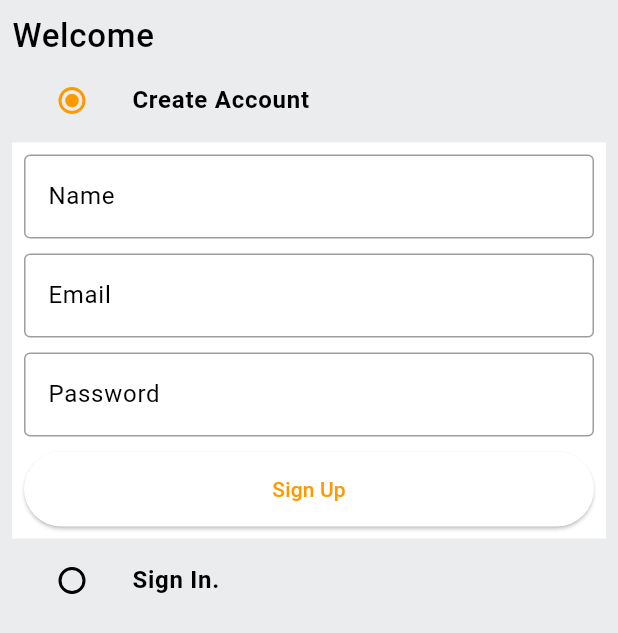
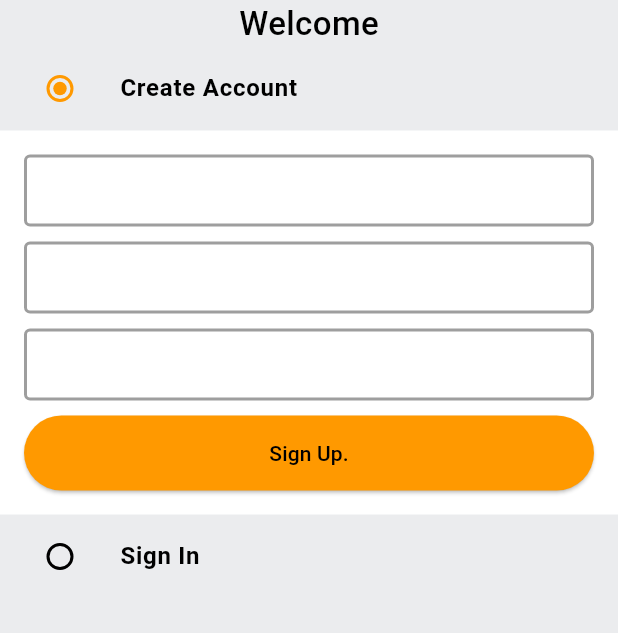
Before and after one commit to ashish10010/amazon_clone, a Flutter app: the screen it shows after launch, on a phone screen of 412 x 824 dp. Shown: the top 633 px of the screen. Run offline on Flutter 3.47's test engine with Material 3 defaults, Android fonts, the phone set to English and light mode, and no system bars.

Commit message:
formatted

```diff
--- a/lib/common/widgets/custom_button.dart
+++ b/lib/common/widgets/custom_button.dart
@@ -1,3 +1,4 @@
+import 'package:amazon_clone/constants/global_variables.dart';
 import 'package:flutter/material.dart';
 
 class CustomButton extends StatelessWidget {
@@ -18,9 +19,14 @@ class CustomButton extends StatelessWidget {
           double.infinity,
           50,
         ),
+        backgroundColor: GlobalVariables.secondaryColor,
+        foregroundColor: GlobalVariables.secondaryColor,
       ),
       child: Text(
         buttonText,
+        style: TextStyle(
+          color: Colors.black,
+        ),
       ),
     );
   }
--- a/lib/common/widgets/custom_textfield.dart
+++ b/lib/common/widgets/custom_textfield.dart
@@ -16,16 +16,6 @@ class CustomTextfield extends StatelessWidget {
       controller: controller,
       decoration: InputDecoration(
         hintText: hinttext,
-        border: const OutlineInputBorder(
-          borderSide: BorderSide(
-            color: Colors.black38,
-          ),
-        ),
-        enabledBorder: const OutlineInputBorder(
-          borderSide: BorderSide(
-            color: Colors.black38,
-          ),
-        ),
       ),
       validator: (value) {
         if (value == null) {
--- a/lib/constants/global_variables.dart
+++ b/lib/constants/global_variables.dart
@@ -1,7 +1,7 @@
 import 'package:flutter/material.dart';
 
 class GlobalVariables {
-   // COLORS
+  // COLORS
   static const appBarGradient = LinearGradient(
     colors: [
       Color.fromARGB(255, 29, 201, 192),
@@ -15,6 +15,8 @@ class GlobalVariables {
   static const Color greyBackgroundCOlor = Color(0xffebecee);
   static var selectedNavBarColor = Colors.cyan[800]!;
   static const unselectedNavBarColor = Colors.black87;
+  static const Color errorColor = Colors.redAccent;
+  static const Color transparentColor = Colors.transparent;
 
   // STATIC IMAGES
   static const List<String> carouselImages = [
--- a/lib/constants/router.dart
+++ b/lib/constants/router.dart
@@ -1,4 +1,4 @@
-import 'package:amazon_clone/features/auth/presentation/auth_page.dart';
+import 'package:amazon_clone/features/auth/presentation/pages/auth_page.dart';
 import 'package:flutter/material.dart';
 
 Route<dynamic> generateRoute(RouteSettings routeSettings) {
--- /dev/null
+++ b/lib/constants/theme.dart
@@ -0,0 +1,37 @@
+import 'package:amazon_clone/constants/global_variables.dart';
+import 'package:flutter/material.dart';
+
+class AppTheme {
+  static _border([Color color = Colors.black38]) {
+    return OutlineInputBorder(
+      borderSide: BorderSide(
+        color: color,
+        width: 2,
+      ),
+    );
+  }
+
+  static final theme = ThemeData(
+    colorScheme: ColorScheme.light(
+      primary: GlobalVariables.secondaryColor,
+    ),
+    scaffoldBackgroundColor: GlobalVariables.greyBackgroundCOlor,
+    appBarTheme: const AppBarTheme(
+      elevation: 0,
+      iconTheme: IconThemeData(
+        color: Colors.black,
+      ),
+    ),
+    inputDecorationTheme: InputDecorationTheme(
+        contentPadding: EdgeInsets.all(10),
+        border: _border(),
+        enabledBorder: _border(),
+        focusedBorder: _border(
+          GlobalVariables.greyBackgroundCOlor,
+        ),
+        errorBorder: _border(
+          GlobalVariables.errorColor,
+        )),
+    useMaterial3: true,
+  );
+}
--- a/lib/features/auth/presentation/auth_page.dart
+++ /dev/null
@@ -1,132 +0,0 @@
-import 'package:amazon_clone/common/widgets/custom_button.dart';
-import 'package:amazon_clone/common/widgets/custom_textfield.dart';
-import 'package:amazon_clone/constants/global_variables.dart';
-import 'package:flutter/material.dart';
-
-enum Auth {
-  signin,
-  signup,
-}
-
-class AuthPage extends StatefulWidget {
-  static const String routeName = '/auth-page';
-  const AuthPage({super.key});
-
-  @override
-  State<AuthPage> createState() => _AuthPageState();
-}
-
-class _AuthPageState extends State<AuthPage> {
-  Auth _auth = Auth.signup;
-
-  final _signupFormKey = GlobalKey<FormState>();
-  final _signinFormKey = GlobalKey<FormState>();
-
-  final TextEditingController _nameController = TextEditingController();
-  final TextEditingController _emailController = TextEditingController();
-  final TextEditingController _passwordController = TextEditingController();
-
-  @override
-  void dispose() {
-    _nameController.dispose();
-    _emailController.dispose();
-    _passwordController.dispose();
-    super.dispose();
-  }
-
-  @override
-  Widget build(BuildContext context) {
-    return Scaffold(
-      // backgroundColor: GlobalVariables.greybackgroundcolor,
-      body: SafeArea(
-          child: Padding(
-        padding: const EdgeInsets.all(8.0),
-        child: Column(
-          crossAxisAlignment: CrossAxisAlignment.start,
-          children: [
-            const Text(
-              'Welcome',
-              style: TextStyle(
-                  fontSize: 22,
-                  fontWeight: FontWeight.w500,
-                  letterSpacing: 0.5),
-            ),
-            ListTile(
-              title: const Text(
-                'Create Account',
-                style: TextStyle(
-                  fontWeight: FontWeight.bold,
-                ),
-              ),
-              leading: Radio(
-                activeColor: GlobalVariables.secondaryColor,
-                value: Auth.signup,
-                groupValue: _auth,
-                onChanged: (Auth? val) {
-                  setState(() {
-                    _auth = val!;
-                  });
-                },
-              ),
-            ),
-            if (_auth == Auth.signup)
-              Container(
-                padding: const EdgeInsets.all(8),
-                color: GlobalVariables.backgroundColor,
-                child: Form(
-                  key: _signupFormKey,
-                  child: Column(
-                    children: [
-                      CustomTextfield(
-                        hinttext: 'Name',
-                        controller: _nameController,
-                      ),
-                      const SizedBox(
-                        height: 10,
-                      ),
-                      CustomTextfield(
-                        hinttext: 'Email',
-                        controller: _emailController,
-                      ),
-                      const SizedBox(
-                        height: 10,
-                      ),
-                      CustomTextfield(
-                        hinttext: 'Password',
-                        controller: _passwordController,
-                      ),
-                      const SizedBox(
-                        height: 10,
-                      ),
-                      CustomButton(
-                        buttonText: 'Sign Up',
-                        ontap: () {},
-                      )
-                    ],
-                  ),
-                ),
-              ),
-            ListTile(
-              title: const Text(
-                'Sign In.',
-                style: TextStyle(
-                  fontWeight: FontWeight.bold,
-                ),
-              ),
-              leading: Radio(
-                activeColor: GlobalVariables.secondaryColor,
-                value: Auth.signin,
-                groupValue: _auth,
-                onChanged: (Auth? val) {
-                  setState(() {
-                    _auth = val!;
-                  });
-                },
-              ),
-            ),
-          ],
-        ),
-      )),
-    );
-  }
-}
--- /dev/null
+++ b/lib/features/auth/presentation/pages/auth_page.dart
@@ -0,0 +1,117 @@
+import 'package:amazon_clone/features/auth/presentation/widgets/auth_form.dart';
+import 'package:amazon_clone/features/auth/presentation/widgets/auth_options.dart';
+import 'package:flutter/material.dart';
+
+enum Auth {
+  signin,
+  signup,
+}
+
+class AuthPage extends StatefulWidget {
+  static const String routeName = '/auth-page';
+  const AuthPage({super.key});
+
+  @override
+  State<AuthPage> createState() => _AuthPageState();
+}
+
+class _AuthPageState extends State<AuthPage> {
+  Auth _auth = Auth.signup;
+
+  final _signupFormKey = GlobalKey<FormState>();
+  final _signinFormKey = GlobalKey<FormState>();
+
+  final TextEditingController _nameController = TextEditingController();
+  final TextEditingController _emailcontroller = TextEditingController();
+  final TextEditingController _passwordController = TextEditingController();
+
+  @override
+  void dispose() {
+    _nameController.dispose();
+    _emailcontroller.dispose();
+    _passwordController.dispose();
+    super.dispose();
+  }
+
+  @override
+  Widget build(BuildContext context) {
+    return Scaffold(
+      body: SafeArea(
+        child: Column(
+          children: [
+            Text(
+              'Welcome',
+              style: TextStyle(
+                fontSize: 22,
+                fontWeight: FontWeight.w500,
+              ),
+            ),
+            AuthOptions(
+                title: 'Create Account',
+                value: Auth.signup,
+                groupValue: _auth,
+                onChanged: (Enum? val) {
+                  setState(() {
+                    _auth = val! as Auth;
+                  });
+                }),
+            if (_auth == Auth.signup)
+              AuthForm(
+                formKey: _signupFormKey,
+                fields: [
+                  {
+                    'hintText': 'Name',
+                    'controller': _nameController,
+                  },
+                  {
+                    'hintText': 'Email',
+                    'controller': _emailcontroller,
+                  },
+                  {
+                    'hintText': 'Password',
+                    'controller': _passwordController,
+                  },
+                ],
+                onSubmit: () {
+                  if (_signupFormKey.currentState!.validate()) {
+                    //handle sign up logics.
+                  }
+                },
+                buttonText: 'Sign Up.',
+              ),
+            AuthOptions(
+              title: 'Sign In',
+              value: Auth.signin,
+              groupValue: _auth,
+              onChanged: (Enum? val) {
+                setState(() {
+                  _auth = val! as Auth;
+                });
+              },
+            ),
+            if (_auth == Auth.signin)
+              AuthForm(
+                formKey: _signinFormKey,
+                fields: [
+                  {
+                    'hintText': 'Email',
+                    'controller': _emailcontroller,
+                  },
+                  {
+                    'hintText': 'Password',
+                    'controller': _passwordController,
+                  }
+                ],
+                onSubmit: () {
+                  if (_signinFormKey.currentState!.validate()) {
+                    //handle sign up logics.
+                  }
+                },
+                buttonText: 'Sign In.',
+              )
+          ],
+        ),
+      ),
+    );
+  }
+}
--- /dev/null
+++ b/lib/features/auth/presentation/widgets/auth_form.dart
@@ -0,0 +1,50 @@
+import 'package:amazon_clone/common/widgets/custom_button.dart';
+import 'package:amazon_clone/common/widgets/custom_textfield.dart';
+import 'package:amazon_clone/constants/global_variables.dart';
+import 'package:flutter/material.dart';
+
+class AuthForm extends StatelessWidget {
+  final GlobalKey<FormState> formKey;
+  final List<Map<String, dynamic>> fields; //[{hinttext, controller}]
+  final VoidCallback onSubmit;
+  final String buttonText;
+  const AuthForm({
+    super.key,
+    required this.fields,
+    required this.onSubmit,
+    required this.buttonText,
+    required this.formKey,
+  });
+
+  @override
+  Widget build(BuildContext context) {
+    return Container(
+      padding: const EdgeInsets.all(8.0),
+      color: GlobalVariables.backgroundColor,
+      child: Container(
+        padding: const EdgeInsets.all(8.0),
+        color: GlobalVariables.backgroundColor,
+        child: Form(
+          key: formKey,
+          child: Column(
+            children: [
+              ...fields.map(
+                (field) => Padding(
+                  padding: const EdgeInsets.only(bottom: 10.0),
+                  child: CustomTextfield(
+                    hinttext: field['hinttext'] ?? '',
+                    controller: field['controller'] ?? TextEditingController(),
+                  ),
+                ),
+              ),
+              CustomButton(
+                buttonText: buttonText,
+                ontap: onSubmit,
+              )
+            ],
+          ),
+        ),
+      ),
+    );
+  }
+}
--- /dev/null
+++ b/lib/features/auth/presentation/widgets/auth_options.dart
@@ -0,0 +1,30 @@
+import 'package:flutter/material.dart';
+
+class AuthOptions extends StatelessWidget {
+  final String title;
+  final Enum value;
+  final Enum groupValue;
+  final ValueChanged<Enum?> onChanged;
+  const AuthOptions({
+    super.key,
+    required this.title,
+    required this.value,
+    required this.groupValue,
+    required this.onChanged,
+  });
+
+  @override
+  Widget build(BuildContext context) {
+    return ListTile(
+      title: Text(title,
+          style: const TextStyle(
+            fontWeight: FontWeight.bold,
+          )),
+      leading: Radio<Enum>(
+        value: value,
+        groupValue: groupValue,
+        onChanged: onChanged,
+      ),
+    );
+  }
+}
--- a/lib/main.dart
+++ b/lib/main.dart
@@ -1,6 +1,6 @@
-import 'package:amazon_clone/constants/global_variables.dart';
 import 'package:amazon_clone/constants/router.dart';
-import 'package:amazon_clone/features/auth/presentation/auth_page.dart';
+import 'package:amazon_clone/constants/theme.dart';
+import 'package:amazon_clone/features/auth/presentation/pages/auth_page.dart';
 import 'package:flutter/material.dart';
 
 void main() {
@@ -14,18 +14,7 @@ class MyApp extends StatelessWidget {
   Widget build(BuildContext context) {
     return MaterialApp(
       title: 'Amazon Clone',
-      theme: ThemeData(
-        colorScheme: ColorScheme.light(
-          primary: GlobalVariables.secondaryColor,
-        ),
-        scaffoldBackgroundColor: GlobalVariables.greyBackgroundCOlor,
-        appBarTheme: const AppBarTheme(
-            elevation: 0,
-            iconTheme: IconThemeData(
-              color: Colors.black,
-            )),
-        useMaterial3: true,
-      ),
+      theme: AppTheme.theme,
       onGenerateRoute: (settings) => generateRoute(settings),
       home: AuthPage(),
     );
```
